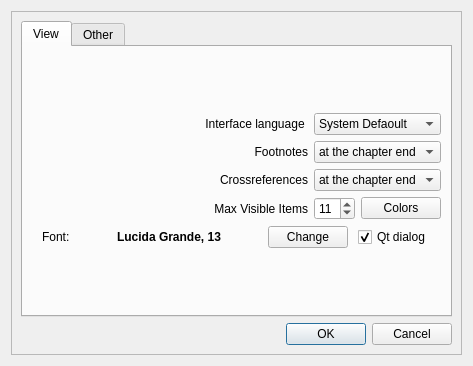
Qt form preferences.ui (vanyog/ReadTheBible5) before a commit.
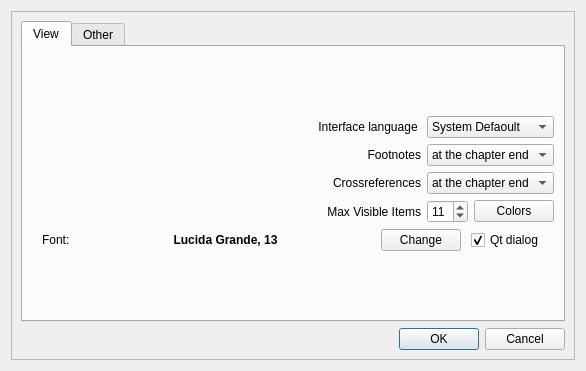
The same form after that commit.

What changed in the file:
```diff
--- a/preferences.ui
+++ b/preferences.ui
@@ -6,8 +6,8 @@
    <rect>
     <x>0</x>
     <y>0</y>
-    <width>473</width>
-    <height>366</height>
+    <width>586</width>
+    <height>371</height>
    </rect>
   </property>
   <property name="windowTitle">
@@ -24,8 +24,8 @@
        <rect>
         <x>0</x>
         <y>0</y>
-        <width>447</width>
-        <height>340</height>
+        <width>560</width>
+        <height>345</height>
        </rect>
       </property>
       <layout class="QVBoxLayout">
```
